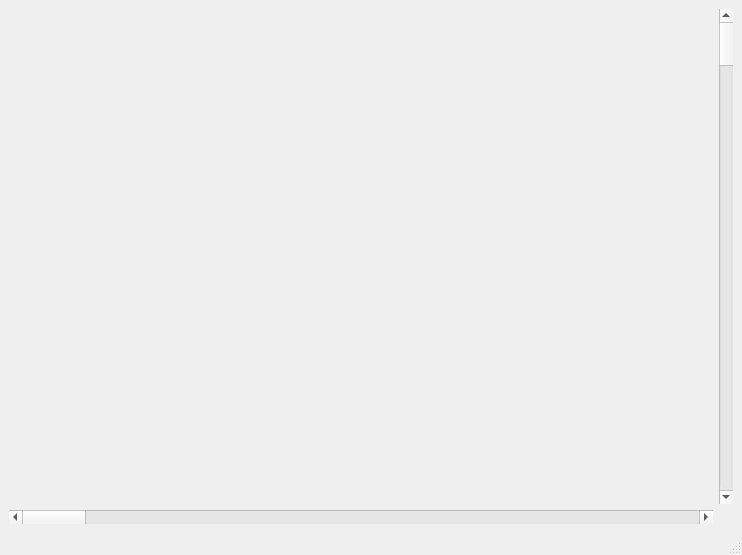
First picture: the form in forms/GameWindow.ui, repository Tarinaky/DuelFieldStars, before the edit.
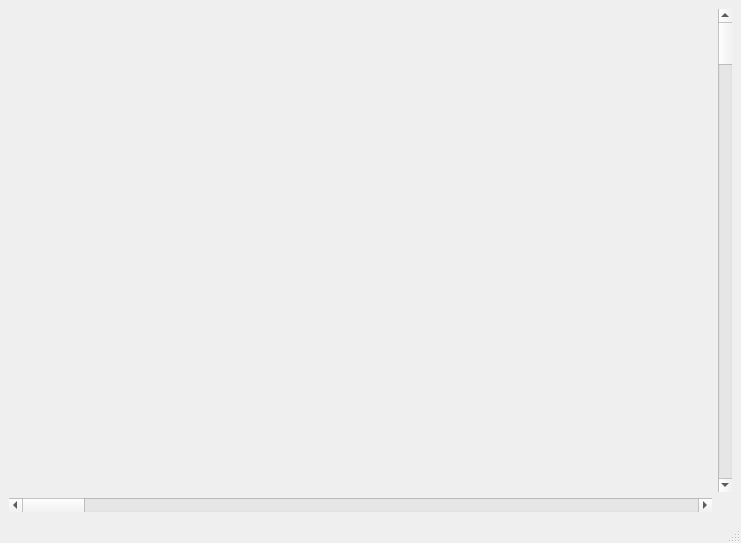
Second picture: the form after the edit.

Commit message: Viewport now draws successfully!

What changed in the file:
```diff
--- a/forms/GameWindow.ui
+++ b/forms/GameWindow.ui
@@ -9,8 +9,8 @@
    <rect>
     <x>0</x>
     <y>0</y>
-    <width>742</width>
-    <height>555</height>
+    <width>741</width>
+    <height>543</height>
    </rect>
   </property>
   <property name="focusPolicy">
@@ -35,9 +35,6 @@
       </property>
      </widget>
     </item>
-    <item row="0" column="0">
-     <widget class="QWidget" name="gameViewport" native="true"/>
-    </item>
    </layout>
   </widget>
   <widget class="QMenuBar" name="menubar">
```
Left out of the diff: 37 changed lines with no effect on the pictures. The commit also changes 1 other file.
